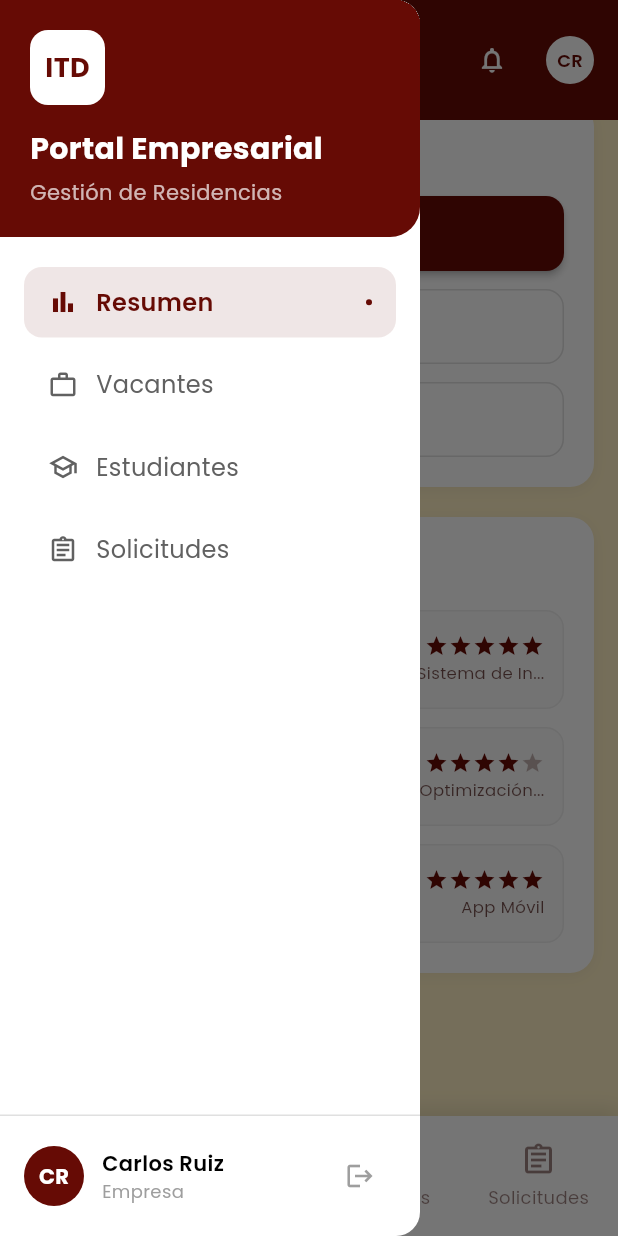
After one commit to DiegoAragon13/SIRS, a Flutter app: the PortalEmpresaScreen screen opened directly, scrolled down 566 dp, after a tap on the "menu" icon, on a phone screen of 412 x 824 dp. The commit adds this screen. Run offline on Flutter 3.47's test engine with Material 3 defaults, Android fonts, the light colour scheme and no system bars; our stand-ins replace google_fonts.

Commit message:
panel empresas

```diff
--- a/lib/Pages/screens/PortalEmpresaScreen.dart
+++ b/lib/Pages/screens/PortalEmpresaScreen.dart
@@ -2,23 +2,69 @@ import 'package:flutter/material.dart';
 
 import '../../widgets/CustomBottomNavigation.dart';
 import '../../widgets/CustomHeader.dart';
+import '../../widgets/CustomDrawer.dart';
 import '../../widgets/FeaturedStudentsCard.dart';
 import '../../widgets/QuickActionsCard.dart';
 import '../../widgets/StatsGrid.dart';
 import '../../widgets/WelcomeSection.dart';
 
-class PortalEmpresaScreen extends StatelessWidget {
+class PortalEmpresaScreen extends StatefulWidget {
   const PortalEmpresaScreen({Key? key}) : super(key: key);
+
+  @override
+  State<PortalEmpresaScreen> createState() => _PortalEmpresaScreenState();
+}
+
+class _PortalEmpresaScreenState extends State<PortalEmpresaScreen> {
+  int _drawerSelectedIndex = 0;
+  final GlobalKey<ScaffoldState> _scaffoldKey = GlobalKey<ScaffoldState>();
+
+  void _syncNavigation(int index) {
+    setState(() {
+      _drawerSelectedIndex = index;
+    });
+
+    if (_scaffoldKey.currentState!.isDrawerOpen) {
+      Navigator.pop(_scaffoldKey.currentContext!);
+    }
+
+    // Lógica para cambiar contenido según el índice
+    _navigateToSection(index);
+  }
+
+  void _navigateToSection(int index) {
+    // Implementar lógica de navegación aquí
+    switch (index) {
+      case 0: // Resumen
+        break;
+      case 1: // Vacantes
+        break;
+      case 2: // Estudiantes
+        break;
+      case 3: // Solicitudes
+        break;
+    }
+  }
 
   @override
   Widget build(BuildContext context) {
     return Scaffold(
+      key: _scaffoldKey,
       backgroundColor: Theme.of(context).scaffoldBackgroundColor,
+      drawer: CustomDrawer(
+        selectedIndex: _drawerSelectedIndex,
+        onItemSelected: _syncNavigation,
+      ),
       body: Column(
         children: [
-          // Header personalizado
-          const CustomHeader(userAvatar: '',),
-          // Contenido principal con scroll
+          CustomHeader(
+            userAvatar: 'CR',
+            userName: 'Carlos Ruiz',
+            showDrawerButton: true,
+            onMenuTap: () {
+              _scaffoldKey.currentState?.openDrawer();
+            },
+          ),
           Expanded(
             child: SingleChildScrollView(
               padding: const EdgeInsets.all(16.0),
@@ -31,7 +77,7 @@ class PortalEmpresaScreen extends StatelessWidget {
                   const QuickActionsCard(),
                   const SizedBox(height: 20),
                   const FeaturedStudentsCard(),
-                  const SizedBox(height: 80), // Espacio para el bottom navigation
+                  const SizedBox(height: 80),
                 ],
               ),
             ),
--- /dev/null
+++ b/lib/widgets/CustomDrawer.dart
@@ -0,0 +1,261 @@
+import 'package:flutter/material.dart';
+
+class CustomDrawer extends StatelessWidget {
+  final int selectedIndex;
+  final Function(int) onItemSelected;
+
+  const CustomDrawer({
+    Key? key,
+    required this.selectedIndex,
+    required this.onItemSelected,
+  }) : super(key: key);
+
+  @override
+  Widget build(BuildContext context) {
+    return Drawer(
+      width: 280,
+      backgroundColor: Colors.white,
+      child: SafeArea(
+        child: Column(
+          crossAxisAlignment: CrossAxisAlignment.start,
+          children: [
+          // Encabezado del drawer
+          Container(
+          width: double.infinity,
+          padding: const EdgeInsets.all(20),
+          decoration: const BoxDecoration(
+            color: Color(0xFF660B05),
+            borderRadius: BorderRadius.only(
+              bottomRight: Radius.circular(20),
+            ),
+          ),
+          child: Column(
+            crossAxisAlignment: CrossAxisAlignment.start,
+            children: [
+              // Logo o ícono
+              Container(
+                width: 50,
+                height: 50,
+                decoration: BoxDecoration(
+                  color: Colors.white,
+                  borderRadius: BorderRadius.circular(12),
+                ),
+                child: const Center(
+                  child: Text(
+                    'ITD',
+                    style: TextStyle(
+                      color: Color(0xFF660B05),
+                      fontSize: 18,
+                      fontWeight: FontWeight.bold,
+                    ),
+                  ),
+                ),
+              ),
+              const SizedBox(height: 15),
+              const Text(
+                'Portal Empresarial',
+                style: TextStyle(
+                  color: Colors.white,
+                  fontSize: 20,
+                  fontWeight: FontWeight.bold,
+                ),
+              ),
+              const SizedBox(height: 4),
+              const Text(
+                'Gestión de Residencias',
+                style: TextStyle(
+                  color: Colors.white70,
+                  fontSize: 14,
+                ),
+              ),
+            ],
+          ),
+        ),
+
+        // Espacio entre encabezado y items
+        const SizedBox(height: 20),
+
+        // Items del menú
+        Expanded(
+          child: Padding(
+            padding: const EdgeInsets.symmetric(horizontal: 16),
+            child: Column(
+              children: [
+                _buildMenuItem(
+                  index: 0,
+                  icon: Icons.bar_chart,
+                  title: 'Resumen',
+                  isSelected: selectedIndex == 0,
+                ),
+                const SizedBox(height: 8),
+                _buildMenuItem(
+                  index: 1,
+                  icon: Icons.work_outline,
+                  title: 'Vacantes',
+                  isSelected: selectedIndex == 1,
+                ),
+                const SizedBox(height: 8),
+                _buildMenuItem(
+                  index: 2,
+                  icon: Icons.school_outlined,
+                  title: 'Estudiantes',
+                  isSelected: selectedIndex == 2,
+                ),
+                const SizedBox(height: 8),
+                _buildMenuItem(
+                  index: 3,
+                  icon: Icons.assignment_outlined,
+                  title: 'Solicitudes',
+                  isSelected: selectedIndex == 3,
+                ),
+              ],
+            ),
+          ),
+        ),
+
+        // Footer con información del usuario
+        Container(
+          padding: const EdgeInsets.all(16),
+          decoration: BoxDecoration(
+            border: Border(top: BorderSide(color: Colors.grey.shade300)),
+        ),
+        child: Row(
+          children: [
+            Container(
+              width: 40,
+              height: 40,
+              decoration: BoxDecoration(
+                color: const Color(0xFF660B05),
+                borderRadius: BorderRadius.circular(20),
+              ),
+              child: const Center(
+                child: Text(
+                  'CR',
+                  style: TextStyle(
+                    color: Colors.white,
+                    fontSize: 14,
+                    fontWeight: FontWeight.bold,
+                  ),
+                ),
+              ),
+            ),
+            const SizedBox(width: 12),
+            const Expanded(
+              child: Column(
+                crossAxisAlignment: CrossAxisAlignment.start,
+                children: [
+                  Text(
+                    'Carlos Ruiz',
+                    style: TextStyle(
+                      fontSize: 14,
+                      fontWeight: FontWeight.w600,
+                    ),
+                  ),
+                  Text(
+                    'Empresa',
+                    style: TextStyle(
+                      fontSize: 12,
+                      color: Colors.grey,
+                    ),
+                  ),
+                ],
+              ),
+            ),
+            IconButton(
+              icon: const Icon(Icons.logout, size: 20),
+              color: Colors.grey,
+              onPressed: () {
+                // Acción de logout
+                Navigator.pop(context); // Cierra el drawer
+                // Aquí puedes agregar la lógica para cerrar sesión
+                _showLogoutDialog(context);
+              },
+            ),
+          ],
+        ),
+      ),
+      ],
+    ),
+    ),
+    );
+  }
+
+  Widget _buildMenuItem({
+    required int index,
+    required IconData icon,
+    required String title,
+    required bool isSelected,
+  }) {
+    return Material(
+      color: isSelected ? const Color(0x1A660B05) : Colors.transparent,
+      borderRadius: BorderRadius.circular(12),
+      child: InkWell(
+        onTap: () => onItemSelected(index),
+        borderRadius: BorderRadius.circular(12),
+        child: Container(
+          width: double.infinity,
+          padding: const EdgeInsets.symmetric(horizontal: 16, vertical: 12),
+          child: Row(
+            children: [
+              Icon(
+                icon,
+                size: 20,
+                color: isSelected ? const Color(0xFF660B05) : Colors.grey.shade700,
+              ),
+              const SizedBox(width: 12),
+              Text(
+                title,
+                style: TextStyle(
+                  fontSize: 16,
+                  fontWeight: isSelected ? FontWeight.w600 : FontWeight.normal,
+                  color: isSelected ? const Color(0xFF660B05) : Colors.grey.shade700,
+                ),
+              ),
+              if (isSelected) ...[
+                const Spacer(),
+                Container(
+                  width: 4,
+                  height: 4,
+                  decoration: const BoxDecoration(
+                    color: Color(0xFF660B05),
+                    shape: BoxShape.circle,
+                  ),
+                ),
+              ],
+            ],
+          ),
+        ),
+      ),
+    );
+  }
+
+  void _showLogoutDialog(BuildContext context) {
+    showDialog(
+      context: context,
+      builder: (BuildContext context) {
+        return AlertDialog(
+          title: const Text('Cerrar Sesión'),
+          content: const Text('¿Estás seguro de que quieres cerrar sesión?'),
+          actions: [
+            TextButton(
+              onPressed: () => Navigator.pop(context),
+              child: const Text('Cancelar'),
+            ),
+            TextButton(
+              onPressed: () {
+                Navigator.pop(context); // Cierra el diálogo
+                Navigator.pop(context); // Cierra el drawer
+                // Aquí iría la lógica para cerrar sesión y redirigir al login
+                // Navigator.pushReplacement(context, MaterialPageRoute(builder: (context) => LoginScreen()));
+              },
+              child: const Text(
+                'Cerrar Sesión',
+                style: TextStyle(color: Colors.red),
+              ),
+            ),
+          ],
+        );
+      },
+    );
+  }
+}
```
Also changed, not shown: lib/widgets/CustomHeader.dart (+20 -38 lines).
